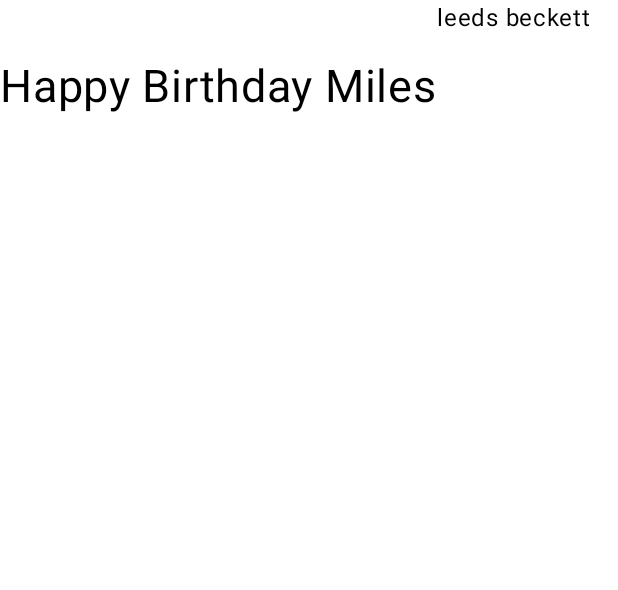
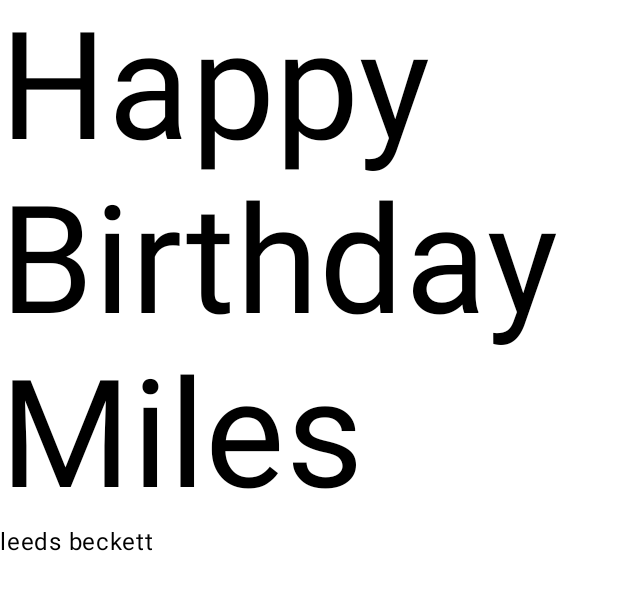
Before and after one commit to MilesEDev/cloneAndroidRepo, an Android app built with Jetpack Compose: the @Preview function GreetingPreview, on a phone screen of 412 x 824 dp. Shown: the top 590 px of the screen. Run offline under Robolectric (Android 15) with nearby library versions, the phone set to English and light mode, and no system bars.

Commit message:
added columb formatting

```diff
--- a/HappyBirthday/app/src/main/java/com/example/happybirthday/MainActivity.kt
+++ b/HappyBirthday/app/src/main/java/com/example/happybirthday/MainActivity.kt
@@ -3,6 +3,7 @@ package com.example.happybirthday
 import android.os.Bundle
 import androidx.activity.ComponentActivity
 import androidx.activity.compose.setContent
+import androidx.compose.foundation.layout.Column
 import androidx.compose.foundation.layout.Row
 import androidx.compose.foundation.layout.fillMaxSize
 import androidx.compose.material3.MaterialTheme
@@ -35,11 +36,12 @@ class MainActivity : ComponentActivity() {
 @Composable /*composable added to allow for composables like text to be added */
 fun GreetingText(message: String ,from: String,modifier: Modifier = Modifier){
 
-    Row {/*the row function with trailing lambda syntax to organise text in a row*/
+
+    Column {/*this makes the text go into a columb format with trailing lambda syntax used*/
         Text(
             /* added composable text function */
             text = message,
-            fontSize = 30.sp,
+            fontSize = 100.sp,
             /* sp here is scalable pixel means that it will work for different
                     screen resoloutions and user prefered font sizes*/
             lineHeight = 116.sp,
@@ -52,6 +54,7 @@ fun GreetingText(message: String ,from: String,modifier: Modifier = Modifier){
     }
 
 
+
 }
 
 @Preview(showBackground = true)
```
